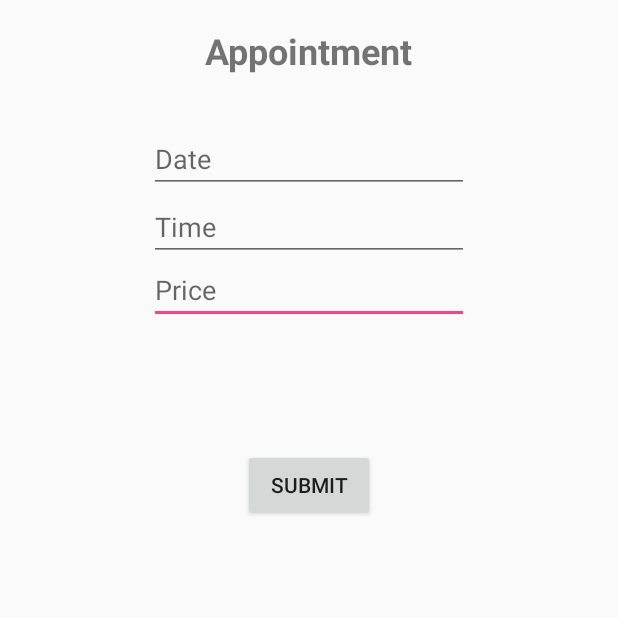
After one commit to stermaneran/haircut, an Android app: the addApp screen opened directly, with no data from a screen before it, on a phone screen of 412 x 824 dp, the top half of it. The commit adds this screen. Run offline under Robolectric (Android 15) with nearby library versions, the phone set to English and light mode, and no system bars.

Commit message:
add app page

```diff
--- a/app/src/main/AndroidManifest.xml
+++ b/app/src/main/AndroidManifest.xml
@@ -53,6 +53,10 @@
         <activity
             android:name=".usersPage"
             android:label="@string/title_activity_users_page"
+            android:theme="@style/AppTheme" />
+        <activity
+            android:name=".addApp"
+            android:label="@string/title_activity_add_app"
             android:theme="@style/AppTheme"></activity>
     </application>
 
--- /dev/null
+++ b/app/src/main/java/com/example/user/eran/addApp.java
@@ -0,0 +1,18 @@
+package com.example.user.eran;
+
+import android.os.Bundle;
+import android.support.design.widget.FloatingActionButton;
+import android.support.design.widget.Snackbar;
+import android.support.v7.app.AppCompatActivity;
+import android.support.v7.widget.Toolbar;
+import android.view.View;
+
+public class addApp extends AppCompatActivity {
+
+    @Override
+    protected void onCreate(Bundle savedInstanceState) {
+        super.onCreate(savedInstanceState);
+        setContentView(R.layout.activity_add_app);
+    }
+
+}
--- /dev/null
+++ b/app/src/main/res/layout/activity_add_app.xml
@@ -0,0 +1,73 @@
+<?xml version="1.0" encoding="utf-8"?>
+<RelativeLayout xmlns:android="http://schemas.android.com/apk/res/android"
+    xmlns:app="http://schemas.android.com/apk/res-auto"
+    xmlns:tools="http://schemas.android.com/tools"
+    android:layout_width="match_parent"
+    android:layout_height="match_parent"
+    tools:context="com.example.user.eran.addApp">
+
+        <TextView
+            android:id="@+id/registTitle"
+            tools:layout_editor_absoluteX="152dp"
+            tools:layout_editor_absoluteY="7dp"
+            android:layout_width="wrap_content"
+            android:layout_height="wrap_content"
+            android:layout_alignParentTop="true"
+            android:layout_centerHorizontal="true"
+            android:layout_marginTop="17dp"
+            android:text="Appointment"
+            android:textSize="24sp"
+            android:textStyle="bold" />
+
+        <EditText
+            android:id="@+id/unBox"
+            tools:layout_editor_absoluteX="16dp"
+            tools:layout_editor_absoluteY="158dp"
+            android:layout_width="wrap_content"
+            android:layout_height="wrap_content"
+            android:ems="10"
+            android:hint="Price"
+            android:inputType="textPersonName"
+            android:layout_marginTop="42dp"
+            android:layout_below="@+id/fnBox"
+            android:layout_alignStart="@+id/lnBox" />
+
+    <EditText
+        android:id="@+id/fnBox"
+        android:layout_width="wrap_content"
+        android:layout_height="wrap_content"
+        android:layout_below="@+id/registTitle"
+        android:layout_centerHorizontal="true"
+        android:layout_marginTop="33dp"
+        android:ems="10"
+        android:hint="Date"
+        android:inputType="textPersonName"
+        tools:layout_editor_absoluteX="16dp"
+        tools:layout_editor_absoluteY="106dp" />
+
+    <Button
+        android:id="@+id/submitBtn"
+        android:layout_width="88dp"
+        android:layout_height="48dp"
+        android:layout_below="@+id/unBox"
+        android:layout_centerHorizontal="true"
+        android:layout_marginTop="83dp"
+        android:text="Submit"
+        tools:layout_editor_absoluteX="153dp"
+        tools:layout_editor_absoluteY="445dp" />
+
+
+        <EditText
+            android:id="@+id/lnBox"
+            tools:layout_editor_absoluteX="16dp"
+            tools:layout_editor_absoluteY="52dp"
+            android:layout_width="wrap_content"
+            android:layout_height="wrap_content"
+            android:ems="10"
+            android:hint="Time"
+            android:inputType="textPersonName"
+            android:layout_below="@+id/fnBox"
+            android:layout_alignStart="@+id/fnBox" />
+
+
+    </RelativeLayout>
--- a/app/src/main/res/values/strings.xml
+++ b/app/src/main/res/values/strings.xml
@@ -9,4 +9,5 @@
     <string name="title_activity_login">LoginActivity</string>
     <string name="title_activity_prifile">prifile</string>
     <string name="title_activity_users_page">usersPage</string>
+    <string name="title_activity_add_app">addApp</string>
 </resources>
```
Also changed, not shown: app/src/main/java/com/example/user/eran/Appointment.java (added, +39 -0 lines), app/src/main/java/com/example/user/eran/Customer.java (renamed from app/src/main/java/com/example/user/eran/customer.java, +16 -6 lines), app/src/main/java/com/example/user/eran/basePage.java (+12 -2 lines), app/src/main/java/com/example/user/eran/profilePage.java (+6 -2 lines), app/src/main/java/com/example/user/eran/registrationPage.java (+9 -3 lines), app/src/main/java/com/example/user/eran/usersPage.java (+30 -10 lines), app/src/main/res/layout/activity_profile.xml (+10 -0 lines), app/src/main/res/layout/activity_registration_screen.xml (+12 -0 lines), app/src/main/res/layout/base_page.xml (+15 -0 lines).
